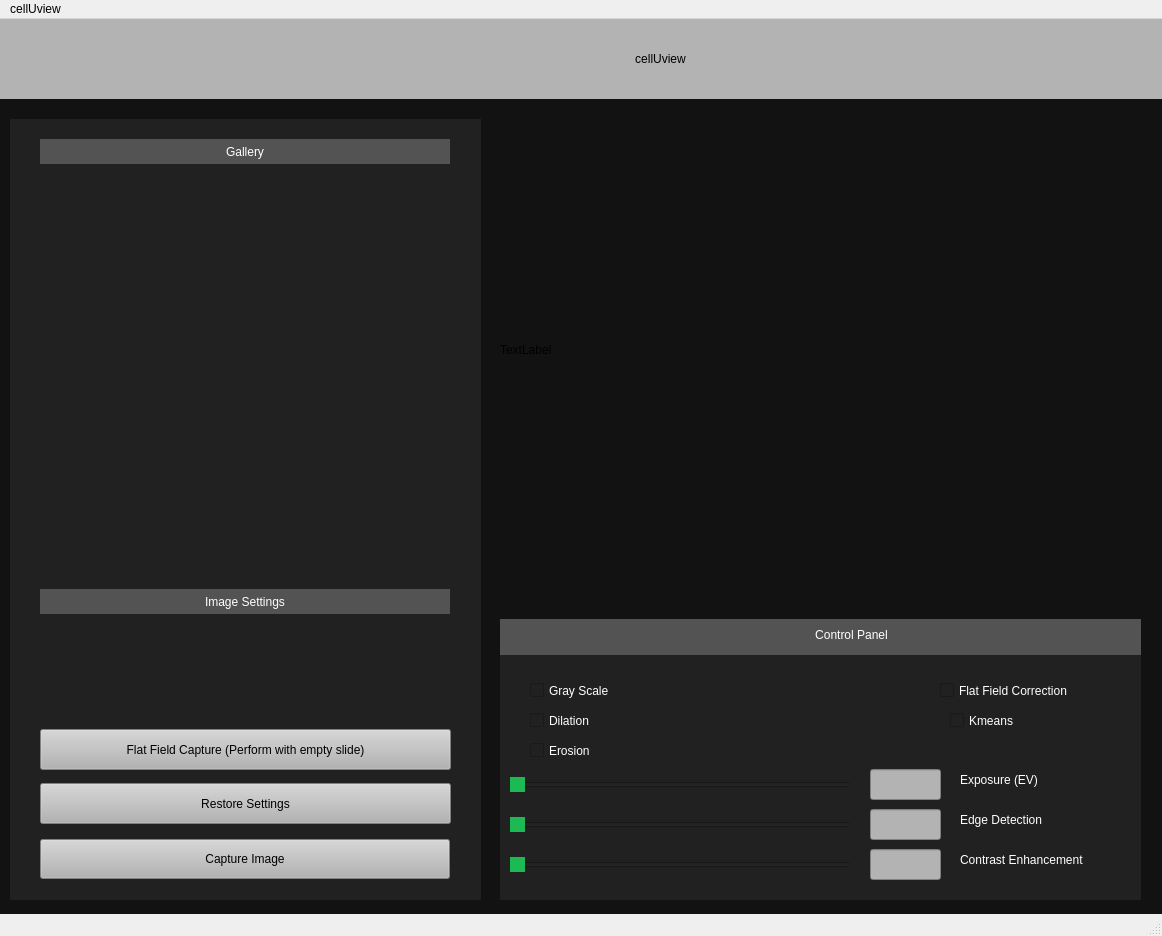
Above: src/QT/gui.ui from adamvallance/cellUview before the change. Below: the same form after it.
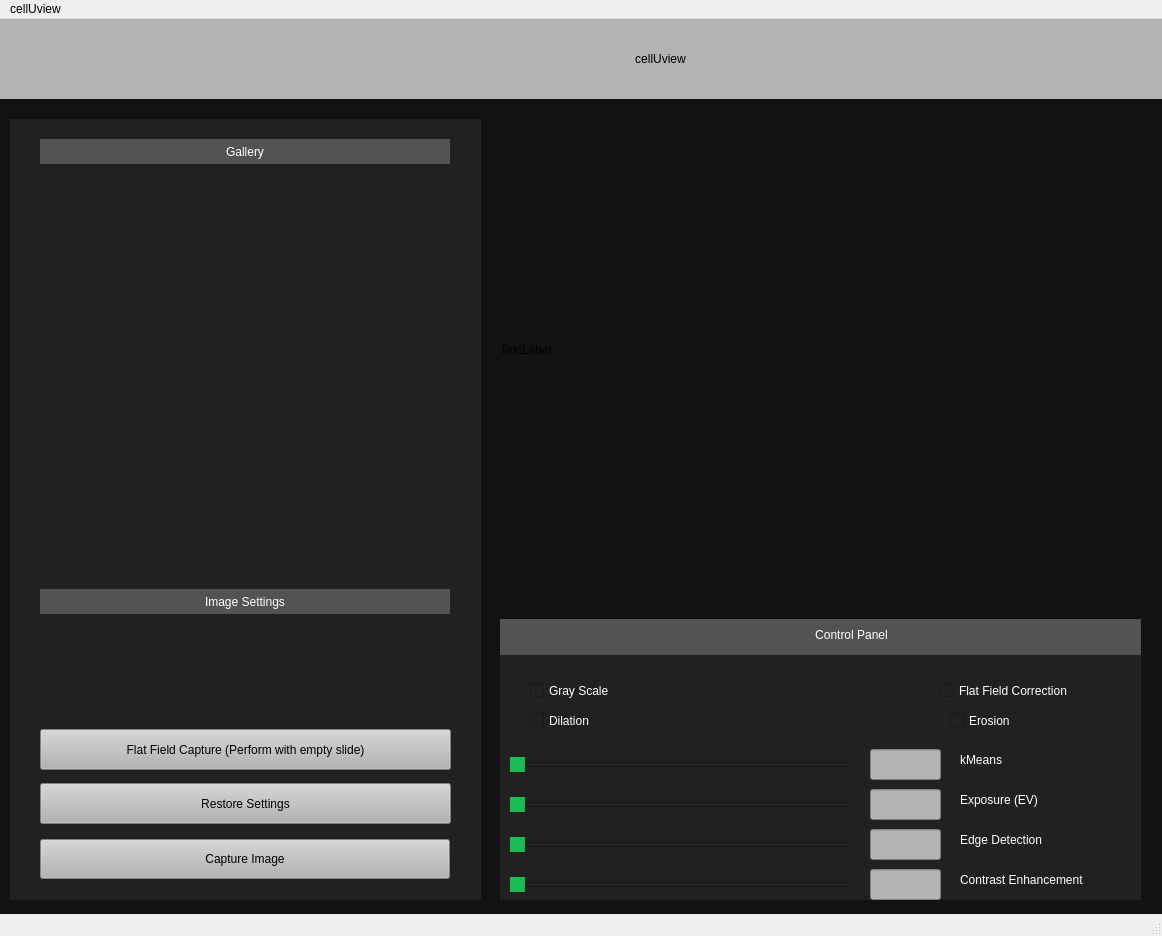
That is the form after the change.

Commit message: Added slider for kMeans cluster count to range from 1-10 and added custom colours for each cluster

```diff
--- a/src/QT/gui.ui
+++ b/src/QT/gui.ui
@@ -205,7 +205,7 @@
       <property name="geometry">
        <rect>
         <x>10</x>
-        <y>190</y>
+        <y>210</y>
         <width>341</width>
         <height>31</height>
        </rect>
@@ -227,7 +227,7 @@
       <property name="geometry">
        <rect>
         <x>370</x>
-        <y>190</y>
+        <y>210</y>
         <width>71</width>
         <height>31</height>
        </rect>
@@ -295,8 +295,8 @@
      <widget class="QCheckBox" name="erosionCheckBox">
       <property name="geometry">
        <rect>
-        <x>30</x>
-        <y>120</y>
+        <x>450</x>
+        <y>90</y>
         <width>92</width>
         <height>23</height>
        </rect>
@@ -312,7 +312,7 @@
       <property name="geometry">
        <rect>
         <x>10</x>
-        <y>230</y>
+        <y>250</y>
         <width>341</width>
         <height>31</height>
        </rect>
@@ -334,7 +334,7 @@
       <property name="geometry">
        <rect>
         <x>370</x>
-        <y>230</y>
+        <y>250</y>
         <width>71</width>
         <height>31</height>
        </rect>
@@ -351,7 +351,7 @@
       <property name="geometry">
        <rect>
         <x>460</x>
-        <y>190</y>
+        <y>210</y>
         <width>111</width>
         <height>21</height>
        </rect>
@@ -367,7 +367,7 @@
       <property name="geometry">
        <rect>
         <x>460</x>
-        <y>230</y>
+        <y>250</y>
         <width>161</width>
         <height>21</height>
        </rect>
@@ -383,7 +383,7 @@
       <property name="geometry">
        <rect>
         <x>370</x>
-        <y>150</y>
+        <y>170</y>
         <width>71</width>
         <height>31</height>
        </rect>
@@ -400,7 +400,7 @@
       <property name="geometry">
        <rect>
         <x>460</x>
-        <y>150</y>
+        <y>170</y>
         <width>111</width>
         <height>21</height>
        </rect>
@@ -416,7 +416,7 @@
       <property name="geometry">
        <rect>
         <x>10</x>
-        <y>150</y>
+        <y>170</y>
         <width>341</width>
         <height>31</height>
        </rect>
@@ -453,20 +453,62 @@
        <string>Flat Field Correction</string>
       </property>
      </widget>
-     <widget class="QCheckBox" name="kMeansBox">
+     <widget class="QLineEdit" name="kMeansValueInput">
       <property name="geometry">
        <rect>
-        <x>450</x>
-        <y>90</y>
+        <x>370</x>
+        <y>130</y>
+        <width>71</width>
+        <height>31</height>
+       </rect>
+      </property>
+      <property name="styleSheet">
+       <string notr="true">
+background-color: rgb(179, 179, 179);</string>
+      </property>
+      <property name="text">
+       <string/>
+      </property>
+     </widget>
+     <widget class="QSlider" name="kMeansSlider">
+      <property name="geometry">
+       <rect>
+        <x>10</x>
+        <y>130</y>
+        <width>341</width>
+        <height>31</height>
+       </rect>
+      </property>
+      <property name="styleSheet">
+       <string notr="true">QSlider::handle:horizontal {
+    background-color: rgb(29, 185, 84);
+}
+</string>
+      </property>
+      <property name="maximum">
+       <number>10</number>
+      </property>
+      <property name="value">
+       <number>0</number>
+      </property>
+      <property name="orientation">
+       <enum>Qt::Horizontal</enum>
+      </property>
+     </widget>
+     <widget class="QLabel" name="label_7">
+      <property name="geometry">
+       <rect>
+        <x>460</x>
+        <y>130</y>
         <width>111</width>
-        <height>23</height>
+        <height>21</height>
        </rect>
       </property>
       <property name="styleSheet">
        <string notr="true">color: rgb(255, 255, 255);</string>
       </property>
       <property name="text">
-       <string>Kmeans</string>
+       <string>kMeans</string>
       </property>
      </widget>
     </widget>
```
The commit also changes 4 other files.
